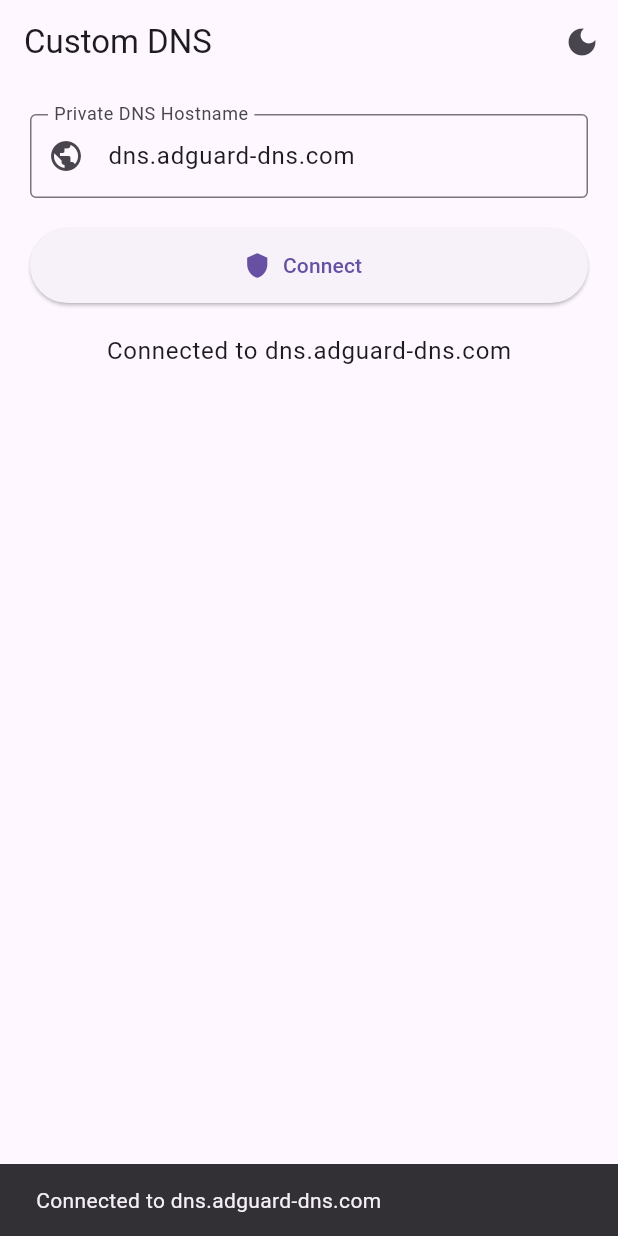
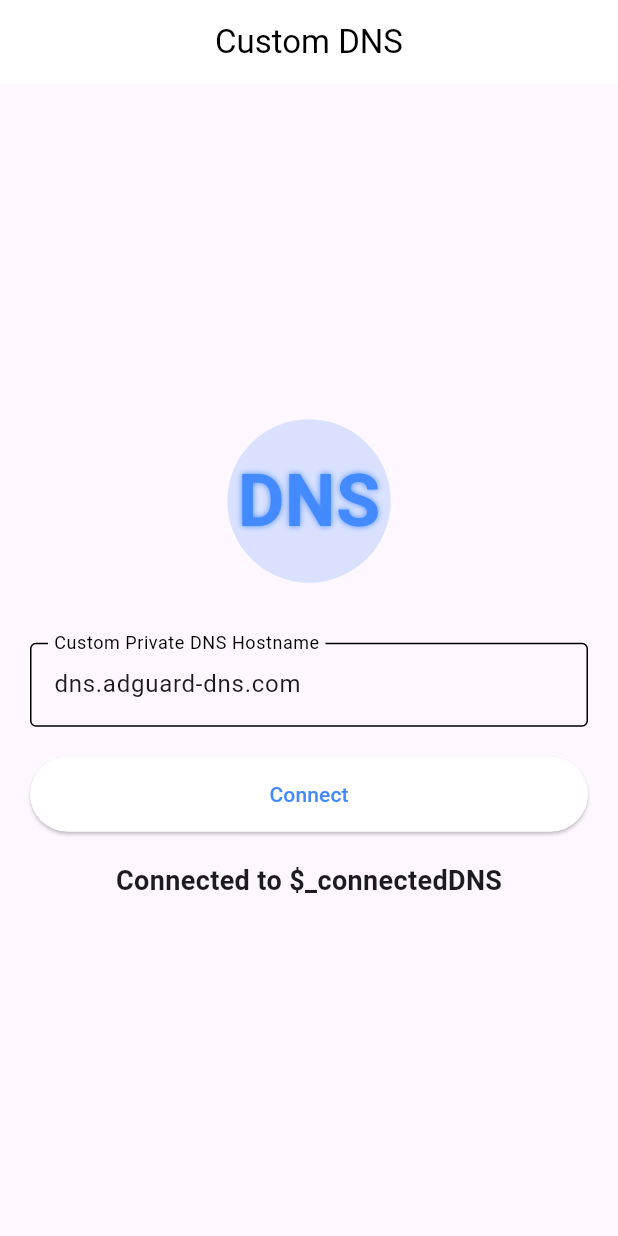
Before and after one commit to hemantasharma223/customdns, a Flutter app: the screen it shows after launch, after a tap on "Connect", on a phone screen of 412 x 824 dp. Run offline on Flutter 3.47's test engine with Material 3 defaults, Android fonts, the phone set to English and light mode, and no system bars.

Commit message:
Add files via upload

```diff
--- a/lib/main.dart
+++ b/lib/main.dart
@@ -1,119 +1,105 @@
 import 'package:flutter/material.dart';
-import 'package:provider/provider.dart';
 
 void main() {
-  runApp(ChangeNotifierProvider(
-    create: (_) => ThemeProvider(),
-    child: const CustomDNSApp(),
-  ));
+  runApp(const CustomDNSApp());
 }
 
-class CustomDNSApp extends StatelessWidget {
-  const CustomDNSApp({super.key});
+class CustomDNSApp extends StatefulWidget {
+  const CustomDNSApp({Key? key}) : super(key: key);
 
   @override
-  Widget build(BuildContext context) {
-    final themeProvider = Provider.of<ThemeProvider>(context);
-    return MaterialApp(
-      title: 'Custom DNS',
-      themeMode: themeProvider.themeMode,
-      theme: ThemeData(
-        brightness: Brightness.light,
-        primarySwatch: Colors.blue,
-        useMaterial3: true,
-      ),
-      darkTheme: ThemeData(
-        brightness: Brightness.dark,
-        primarySwatch: Colors.blue,
-        useMaterial3: true,
-      ),
-      home: const DNSHomePage(),
-      debugShowCheckedModeBanner: false,
-    );
-  }
+  State<CustomDNSApp> createState() => _CustomDNSAppState();
 }
 
-class DNSHomePage extends StatefulWidget {
-  const DNSHomePage({super.key});
-
-  @override
-  State<DNSHomePage> createState() => _DNSHomePageState();
-}
-
-class _DNSHomePageState extends State<DNSHomePage> {
-  final TextEditingController _dnsController =
-      TextEditingController(text: 'dns.adguard-dns.com');
-
-  String _status = '';
+class _CustomDNSAppState extends State<CustomDNSApp> {
+  final TextEditingController _controller = TextEditingController(text: 'dns.adguard-dns.com');
+  String? _connectedDNS;
 
   void _connect() {
     setState(() {
-      _status = 'Connected to ${_dnsController.text}';
+      _connectedDNS = _controller.text.trim();
     });
     ScaffoldMessenger.of(context).showSnackBar(
-      SnackBar(content: Text(_status)),
+      SnackBar(content: Text('Connected to \$_connectedDNS')),
     );
   }
 
   @override
   Widget build(BuildContext context) {
-    final themeProvider = Provider.of<ThemeProvider>(context);
-    return Scaffold(
+    return MaterialApp(
+      title: 'Custom DNS',
+      theme: ThemeData.light().copyWith(
+        colorScheme: ColorScheme.light(primary: Colors.blueAccent),
+        inputDecorationTheme: const InputDecorationTheme(
+          border: OutlineInputBorder(),
+        ),
+      ),
+      darkTheme: ThemeData.dark().copyWith(
+        colorScheme: ColorScheme.dark(primary: Colors.blueAccent),
+        inputDecorationTheme: const InputDecorationTheme(
+          border: OutlineInputBorder(),
+        ),
+      ),
+      themeMode: ThemeMode.system,
+      home: Scaffold(
         appBar: AppBar(
           title: const Text('Custom DNS'),
-        actions: [
-          IconButton(
-            tooltip: 'Toggle Theme',
-            icon: Icon(themeProvider.isDarkMode
-                ? Icons.light_mode
-                : Icons.dark_mode),
-            onPressed: themeProvider.toggleTheme,
+          centerTitle: true,
+        ),
+        body: Padding(
+          padding: const EdgeInsets.all(20.0),
+          child: Column(
+            mainAxisAlignment: MainAxisAlignment.center,
+            children: [
+              // Simple DNS shield icon with text 'DNS'
+              Container(
+                padding: const EdgeInsets.all(20),
+                decoration: BoxDecoration(
+                  shape: BoxShape.circle,
+                  color: Colors.blueAccent.withOpacity(0.2),
+                ),
+                child: const Text(
+                  'DNS',
+                  style: TextStyle(
+                    fontSize: 48,
+                    fontWeight: FontWeight.bold,
+                    color: Colors.blueAccent,
+                    shadows: [
+                      Shadow(
+                        blurRadius: 5,
+                        color: Colors.blueAccent,
+                        offset: Offset(0, 0),
                       ),
                     ],
                   ),
-      body: Padding(
-        padding: const EdgeInsets.all(20),
-        child: Column(
-          children: [
+                ),
+              ),
+              const SizedBox(height: 40),
               TextField(
-              controller: _dnsController,
+                controller: _controller,
                 decoration: const InputDecoration(
-                labelText: 'Private DNS Hostname',
-                border: OutlineInputBorder(),
-                prefixIcon: Icon(Icons.public),
+                  labelText: 'Custom Private DNS Hostname',
+                  hintText: 'Enter DNS hostname',
                 ),
               ),
               const SizedBox(height: 20),
-            ElevatedButton.icon(
-              icon: const Icon(Icons.shield),
-              label: const Text('Connect'),
+              ElevatedButton(
                 onPressed: _connect,
+                child: const Text('Connect'),
                 style: ElevatedButton.styleFrom(
                   minimumSize: const Size.fromHeight(50),
                 ),
               ),
               const SizedBox(height: 20),
+              if (_connectedDNS != null)
                 Text(
-              _status,
-              style: Theme.of(context).textTheme.bodyLarge,
+                  'Connected to \$_connectedDNS',
+                  style: const TextStyle(fontSize: 18, fontWeight: FontWeight.w600),
                 ),
             ],
+          ),
         ),
       ),
     );
   }
 }
-
-class ThemeProvider extends ChangeNotifier {
-  ThemeMode _themeMode = ThemeMode.system;
-
-  ThemeMode get themeMode => _themeMode;
-
-  bool get isDarkMode => _themeMode == ThemeMode.dark;
-
-  void toggleTheme() {
-    _themeMode =
-        _themeMode == ThemeMode.dark ? ThemeMode.light : ThemeMode.dark;
-    notifyListeners();
-  }
-}
```
Lines whose indentation alone changed are shown as unchanged.
